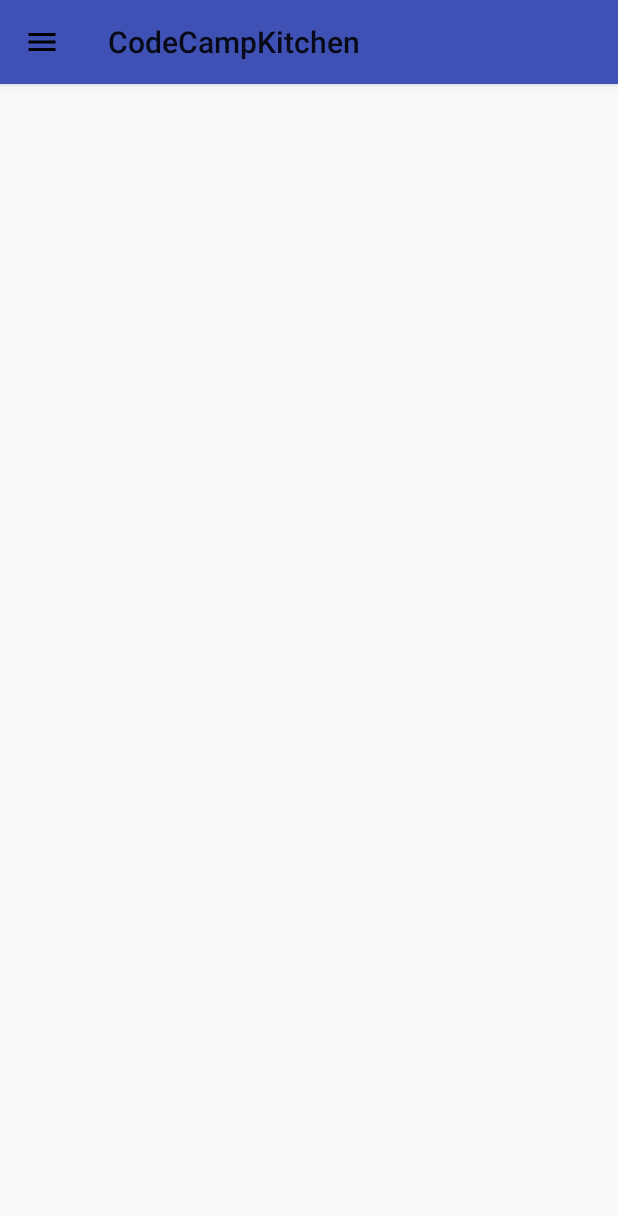
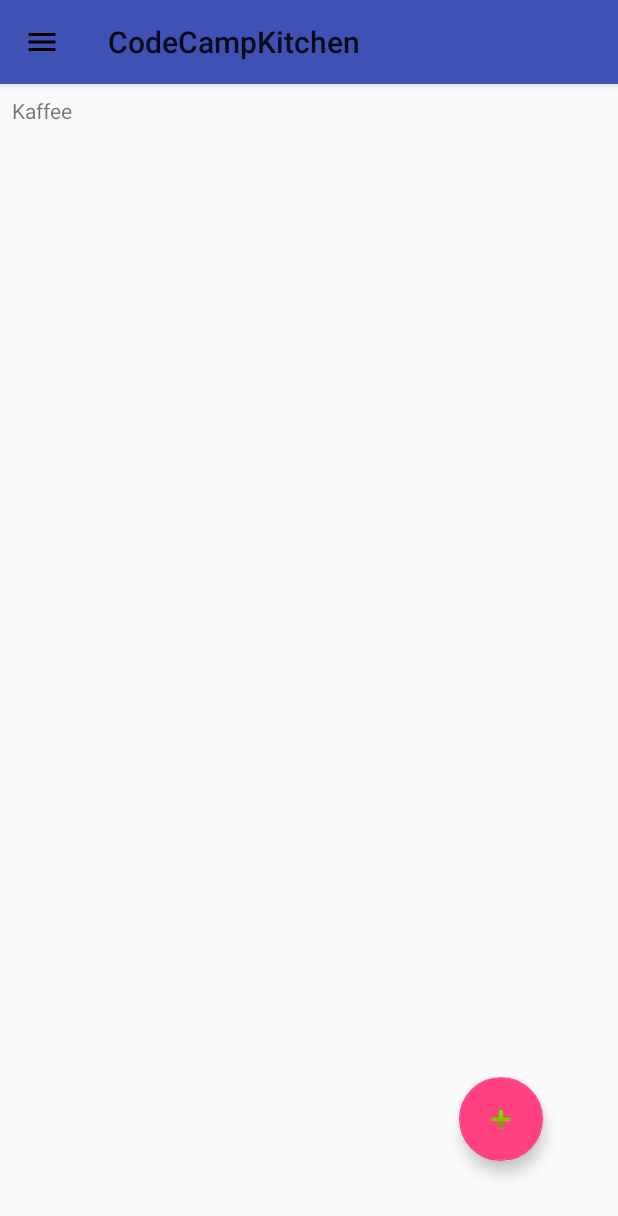
Before and after one commit to chef-coders/ComTec-Kitchen, an Android app: the screen it shows after launch (MainActivity), on a phone screen of 412 x 824 dp. Shown: the top 1216 px of the screen. Run offline under Robolectric (Android 15) with nearby library versions, the phone set to English and light mode, and no system bars.

Commit message:
Show test items

```diff
--- a/app/src/main/java/de/unikassel/chefcoders/codecampkitchen/ui/AllItemsFragment.java
+++ b/app/src/main/java/de/unikassel/chefcoders/codecampkitchen/ui/AllItemsFragment.java
@@ -4,17 +4,33 @@ import android.os.Bundle;
 import android.support.annotation.NonNull;
 import android.support.annotation.Nullable;
 import android.support.v4.app.Fragment;
+import android.support.v7.widget.LinearLayoutManager;
+import android.support.v7.widget.RecyclerView;
 import android.view.LayoutInflater;
 import android.view.View;
 import android.view.ViewGroup;
 
 import de.unikassel.chefcoders.codecampkitchen.R;
+import de.unikassel.chefcoders.codecampkitchen.ui.recyclerview.ItemsAdapter;
 
 public class AllItemsFragment extends Fragment
 {
     @Override
     public View onCreateView(@NonNull LayoutInflater inflater, @Nullable ViewGroup container, @Nullable Bundle savedInstanceState)
     {
-        return inflater.inflate(R.layout.fragment_all_items, container, false);
+	    View allItemsView = inflater.inflate(R.layout.fragment_all_items, container, false);
+
+	    RecyclerView recyclerView = allItemsView.findViewById(R.id.allItemsRecView);
+	    recyclerView.setHasFixedSize(true);
+
+	    RecyclerView.LayoutManager layoutManager = new LinearLayoutManager(this.getContext());
+	    recyclerView.setLayoutManager(layoutManager);
+
+	    String[] test = {"Kaffee", "Cola"};
+
+	    RecyclerView.Adapter itemsAdapter = new ItemsAdapter(test);
+		recyclerView.setAdapter(itemsAdapter);
+
+	    return allItemsView;
     }
 }
--- /dev/null
+++ b/app/src/main/java/de/unikassel/chefcoders/codecampkitchen/ui/recyclerview/ItemViewHolder.java
@@ -0,0 +1,24 @@
+package de.unikassel.chefcoders.codecampkitchen.ui.recyclerview;
+
+import android.support.annotation.NonNull;
+import android.support.v7.widget.RecyclerView;
+import android.view.View;
+import android.widget.TextView;
+
+import de.unikassel.chefcoders.codecampkitchen.R;
+
+public class ItemViewHolder extends RecyclerView.ViewHolder
+{
+	public TextView textView;
+
+	public ItemViewHolder(View itemView)
+	{
+		super(itemView);
+		this.textView = itemView.findViewById(R.id.text);
+	}
+
+	public void showText(String s)
+	{
+		this.textView.setText(s);
+	}
+}
--- /dev/null
+++ b/app/src/main/java/de/unikassel/chefcoders/codecampkitchen/ui/recyclerview/ItemsAdapter.java
@@ -0,0 +1,43 @@
+package de.unikassel.chefcoders.codecampkitchen.ui.recyclerview;
+
+import android.support.annotation.NonNull;
+import android.support.v7.widget.RecyclerView;
+import android.view.LayoutInflater;
+import android.view.View;
+import android.view.ViewGroup;
+import android.widget.LinearLayout;
+import android.widget.TextView;
+
+import de.unikassel.chefcoders.codecampkitchen.R;
+
+public class ItemsAdapter extends RecyclerView.Adapter<ItemViewHolder>
+{
+	public String[] dataset;
+
+	public ItemsAdapter(String[] test)
+	{
+		this.dataset = test;
+	}
+
+	@Override
+	public ItemViewHolder onCreateViewHolder(@NonNull ViewGroup viewGroup, int i)
+	{
+		View view = LayoutInflater.from(viewGroup.getContext())
+				.inflate(R.layout.item_view, viewGroup, false);
+
+		ItemViewHolder itemViewHolder = new ItemViewHolder(view);
+		return itemViewHolder;
+	}
+
+	@Override
+	public void onBindViewHolder(@NonNull ItemViewHolder itemViewHolder, int i)
+	{
+		itemViewHolder.showText(this.dataset[i]);
+	}
+
+	@Override
+	public int getItemCount()
+	{
+		return this.dataset.length;
+	}
+}
--- a/app/src/main/res/layout/activity_main.xml
+++ b/app/src/main/res/layout/activity_main.xml
@@ -2,16 +2,17 @@
 <!-- Use DrawerLayout as root container for activity -->
 <android.support.v4.widget.DrawerLayout xmlns:android="http://schemas.android.com/apk/res/android"
 	xmlns:app="http://schemas.android.com/apk/res-auto"
+	xmlns:tools="http://schemas.android.com/tools"
 	android:id="@+id/main_drawer_layout"
 	android:layout_width="match_parent"
 	android:layout_height="match_parent"
 	android:fitsSystemWindows="true">
 
 	<!-- Layout to contain contents of main body of screen (drawer will slide over this) -->
-	<FrameLayout
-		android:id="@+id/content_frame"
+	<android.support.constraint.ConstraintLayout
 		android:layout_width="match_parent"
-		android:layout_height="match_parent">
+		android:layout_height="match_parent"
+		tools:context=".MainActivity">
 
 		<android.support.v7.widget.Toolbar
 			android:id="@+id/main_toolbar"
@@ -23,13 +24,26 @@
 			app:layout_constraintTop_toTopOf="parent"
 			app:popupTheme="@style/ThemeOverlay.AppCompat.Light" />
 
-		<fragment android:name="de.unikassel.chefcoders.codecampkitchen.ui.AllItemsFragment"
-			android:id="@+id/headlines_fragment"
-			android:layout_weight="1"
-			android:layout_width="0dp"
-			android:layout_height="match_parent" />
+		<FrameLayout
+			android:id="@+id/fragment_layout"
+			android:layout_width="match_parent"
+			android:layout_height="0dp"
+			android:orientation="horizontal"
+			app:layout_constraintBottom_toBottomOf="parent"
+			app:layout_constraintEnd_toEndOf="parent"
+			app:layout_constraintStart_toStartOf="parent"
+			app:layout_constraintTop_toBottomOf="@+id/main_toolbar">
 
-	</FrameLayout>
+
+			<fragment
+				android:id="@+id/headlines_fragment"
+				android:name="de.unikassel.chefcoders.codecampkitchen.ui.AllItemsFragment"
+				android:layout_width="match_parent"
+				android:layout_height="match_parent" />
+
+		</FrameLayout>
+
+	</android.support.constraint.ConstraintLayout>
 
 	<!-- Container for contents of drawer - use NavigationView to make configuration easier -->
 	<android.support.design.widget.NavigationView
--- a/app/src/main/res/layout/fragment_all_items.xml
+++ b/app/src/main/res/layout/fragment_all_items.xml
@@ -7,6 +7,7 @@
     android:layout_height="match_parent">
 
     <android.support.v7.widget.RecyclerView
+        android:id="@+id/allItemsRecView"
         android:layout_width="0dp"
         android:layout_height="0dp"
         android:layout_marginStart="8dp"
@@ -15,6 +16,19 @@
         android:layout_marginBottom="8dp"
         app:layout_constraintBottom_toBottomOf="parent"
         app:layout_constraintEnd_toEndOf="parent"
+        app:layout_constraintHorizontal_bias="0.0"
         app:layout_constraintStart_toStartOf="parent"
-        app:layout_constraintTop_toTopOf="parent" />
+        app:layout_constraintTop_toTopOf="parent"
+        app:layout_constraintVertical_bias="0.0" />
+
+    <android.support.design.widget.FloatingActionButton
+        android:id="@+id/floatingActionButton"
+        android:layout_width="63dp"
+        android:layout_height="wrap_content"
+        android:layout_marginEnd="50dp"
+        android:layout_marginBottom="50dp"
+        android:clickable="true"
+        app:layout_constraintBottom_toBottomOf="parent"
+        app:layout_constraintEnd_toEndOf="parent"
+        app:srcCompat="@android:drawable/ic_input_add" />
 </android.support.constraint.ConstraintLayout>
--- /dev/null
+++ b/app/src/main/res/layout/item_view.xml
@@ -0,0 +1,11 @@
+<?xml version="1.0" encoding="utf-8"?>
+<LinearLayout xmlns:android="http://schemas.android.com/apk/res/android"
+    android:layout_width="match_parent"
+    android:layout_height="match_parent"
+    android:orientation="vertical" >
+
+    <TextView android:id="@+id/text"
+        android:layout_width="wrap_content"
+        android:layout_height="wrap_content"
+        android:text="Hello, I am a TextView" />
+</LinearLayout>
```
